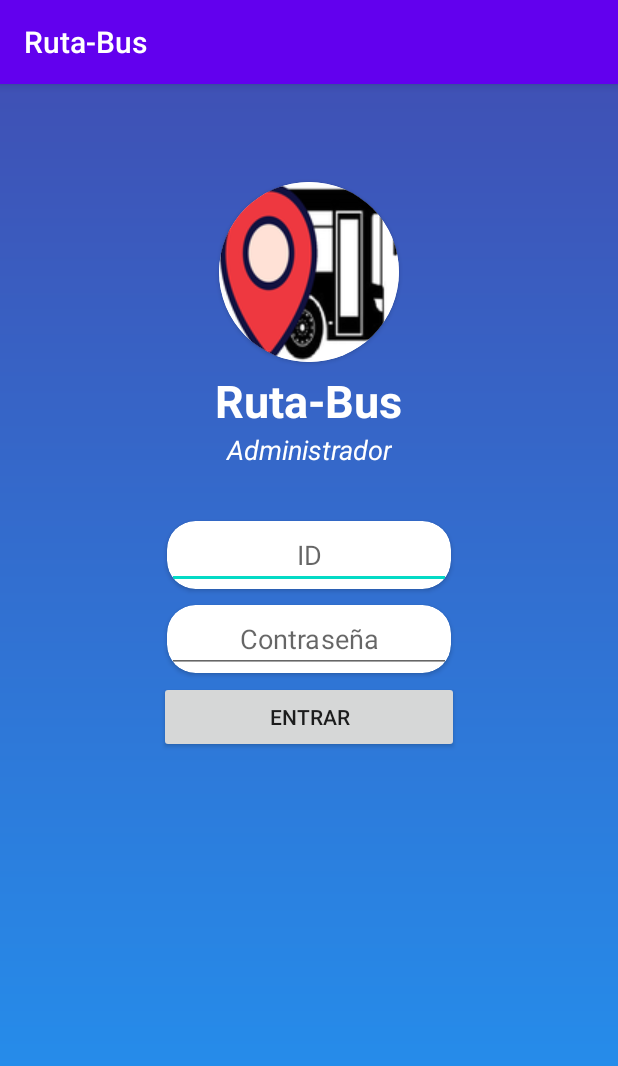
After one commit to AndresDamian0412/Rutabus, an Android app: the AdminLogin screen opened directly, with no data from a screen before it, on a phone screen of 412 x 824 dp. The commit adds this screen. Shown: the top 1066 px of the screen. Run offline under Robolectric (Android 15) with nearby library versions, the phone set to English and light mode, and no system bars.

Commit message:
Avance admin_login.xml

```diff
--- a/app/src/main/AndroidManifest.xml
+++ b/app/src/main/AndroidManifest.xml
@@ -1,5 +1,6 @@
 <?xml version="1.0" encoding="utf-8"?>
 <manifest xmlns:android="http://schemas.android.com/apk/res/android"
+    xmlns:tools="http://schemas.android.com/tools"
     package="com.example.rutabus">
 
     <application
@@ -10,9 +11,13 @@
         android:supportsRtl="true"
         android:theme="@style/Theme.Rutabus">
         <activity
+            android:name=".AdminLogin"
+            android:exported="false" />
+        <activity
             android:name=".ui.login.LoginActivity"
             android:exported="true"
-            android:label="@string/app_name">
+            android:label="@string/app_name"
+            tools:ignore="RedundantLabel">
             <intent-filter>
                 <action android:name="android.intent.action.MAIN" />
 
--- /dev/null
+++ b/app/src/main/java/com/example/rutabus/AdminLogin.java
@@ -0,0 +1,13 @@
+package com.example.rutabus;
+
+import android.support.v7.app.AppCompatActivity;
+import android.os.Bundle;
+
+public class AdminLogin extends AppCompatActivity {
+
+    @Override
+    protected void onCreate(Bundle savedInstanceState) {
+        super.onCreate(savedInstanceState);
+        setContentView(R.layout.activity_admin_login_);
+    }
+}
--- /dev/null
+++ b/app/src/main/res/drawable/gradient_layout.xml
@@ -0,0 +1,7 @@
+<?xml version="1.0" encoding="utf-8"?>
+<shape xmlns:android="http://schemas.android.com/apk/res/android">
+    <gradient
+        android:angle="90"
+        android:startColor="#2196F3"
+        android:endColor="#3F51B5"/>
+</shape>
--- /dev/null
+++ b/app/src/main/res/layout/activity_admin_login_.xml
@@ -0,0 +1,104 @@
+<?xml version="1.0" encoding="utf-8"?>
+<android.support.constraint.ConstraintLayout xmlns:android="http://schemas.android.com/apk/res/android"
+    xmlns:app="http://schemas.android.com/apk/res-auto"
+    xmlns:tools="http://schemas.android.com/tools"
+    android:layout_width="match_parent"
+    android:layout_height="match_parent"
+    tools:context=".AdminLogin"
+    android:background="@drawable/gradient_layout">
+
+    <LinearLayout
+        android:layout_width="match_parent"
+        android:layout_height="match_parent"
+        android:gravity="center_horizontal"
+        android:orientation="vertical"
+        app:layout_constraintTop_toTopOf="parent">
+
+        <View
+            android:layout_width="wrap_content"
+            android:layout_height="60dp"/>
+
+        <android.support.v7.widget.CardView
+            android:layout_width="wrap_content"
+            android:layout_height="wrap_content"
+            android:layout_margin="5dp"
+            android:elevation="10dp"
+            app:cardCornerRadius="100dp">
+
+            <ImageView
+                android:layout_width="wrap_content"
+                android:layout_height="wrap_content"
+                android:src="@drawable/_20"
+                android:contentDescription="@string/app_name"/>
+        </android.support.v7.widget.CardView>
+
+        <TextView
+            android:layout_width="wrap_content"
+            android:layout_height="wrap_content"
+            android:text="@string/app_name"
+            android:textColor="#FFFFFF"
+            android:textSize="30sp"
+            android:textStyle="bold"
+            android:gravity="center"/>
+
+        <TextView
+            android:layout_width="wrap_content"
+            android:layout_height="wrap_content"
+            android:text="@string/admin"
+            android:textColor="#FFFFFF"
+            android:textSize="18sp"
+            android:textStyle="italic"
+            android:gravity="center"/>
+
+        <LinearLayout
+            android:layout_width="200sp"
+            android:layout_height="wrap_content"
+            android:orientation="vertical">
+
+            <View
+                android:layout_width="wrap_content"
+                android:layout_height="30dp"/>
+
+            <android.support.v7.widget.CardView
+                android:layout_width="match_parent"
+                android:layout_height="wrap_content"
+                android:layout_margin="5dp"
+                android:elevation="10dp"
+                app:cardCornerRadius="19sp">
+            <EditText
+                android:layout_width="match_parent"
+                android:layout_height="wrap_content"
+                android:inputType="text"
+                android:textAlignment="center"
+                android:hint="@string/idwrite"
+                android:maxLength="8"
+                android:importantForAutofill="no"/>
+            </android.support.v7.widget.CardView>
+
+            <android.support.v7.widget.CardView
+                android:layout_width="match_parent"
+                android:layout_height="wrap_content"
+                android:layout_margin="5dp"
+                android:elevation="10dp"
+                app:cardCornerRadius="19sp">
+                <EditText
+                    android:layout_width="match_parent"
+                    android:layout_height="wrap_content"
+                    android:inputType="text"
+                    android:textAlignment="center"
+                    android:hint="@string/passwordwrite"
+                    android:maxLength="8"
+                    android:importantForAutofill="no"/>
+            </android.support.v7.widget.CardView>
+
+            <Button
+                android:layout_width="match_parent"
+                android:layout_height="wrap_content"
+                android:text="ENTRAR"
+                tools:ignore="HardcodedText" />
+
+        </LinearLayout>
+    </LinearLayout>
+
+
+</android.support.constraint.ConstraintLayout>
--- a/app/src/main/res/values/strings.xml
+++ b/app/src/main/res/values/strings.xml
@@ -1,5 +1,5 @@
 <resources>
-    <string name="app_name">Rutabus</string>
+    <string name="app_name">Ruta-Bus</string>
     <!-- Strings related to login -->
     <string name="prompt_email">Email</string>
     <string name="prompt_password">Password</string>
@@ -9,4 +9,7 @@
     <string name="invalid_username">Not a valid username</string>
     <string name="invalid_password">Password must be >5 characters</string>
     <string name="login_failed">"Login failed"</string>
+    <string name="admin">Administrador</string>
+    <string name="idwrite">ID</string>
+    <string name="passwordwrite">Contraseña</string>
 </resources>
```
